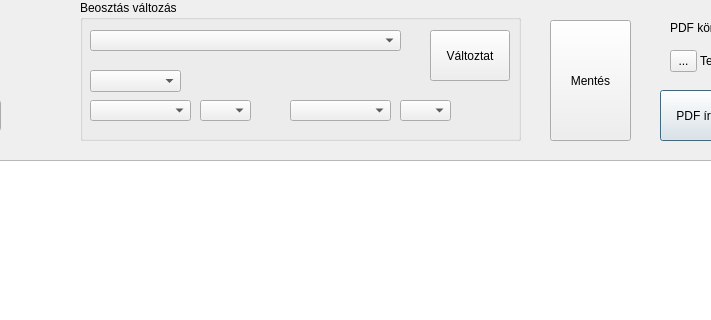
Above: general.ui from belakovi/beosztaskezelo before the change; both pictures show x 310 to 1021 and y 0 to 320 of the 1282 by 655 pixel window. Below: the same form after it.
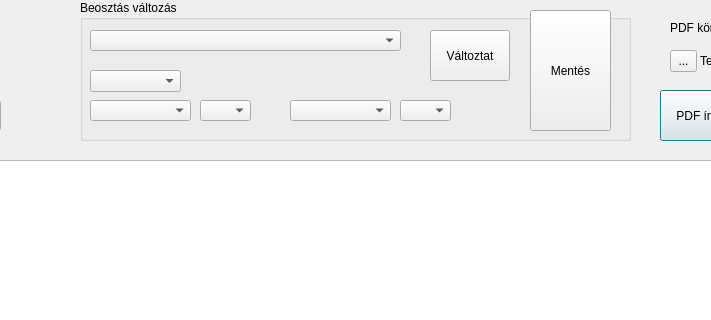
That is the form after the change.

Commit message: open pdf file

```diff
--- a/general.ui
+++ b/general.ui
@@ -178,7 +178,7 @@
     <rect>
      <x>390</x>
      <y>0</y>
-     <width>441</width>
+     <width>551</width>
      <height>141</height>
     </rect>
    </property>
@@ -318,19 +318,22 @@
      <string>Változtat</string>
     </property>
    </widget>
-  </widget>
   <widget class="QPushButton" name="MentButton">
    <property name="geometry">
     <rect>
-     <x>860</x>
-     <y>20</y>
+      <x>450</x>
+      <y>10</y>
      <width>81</width>
      <height>121</height>
     </rect>
    </property>
+    <property name="autoFillBackground">
+     <bool>false</bool>
+    </property>
    <property name="text">
     <string>Mentés</string>
    </property>
+   </widget>
   </widget>
   <widget class="QComboBox" name="pdfCcombo">
    <property name="geometry">
```
Lines whose indentation alone changed are shown as unchanged. The commit also changes 2 other files.
